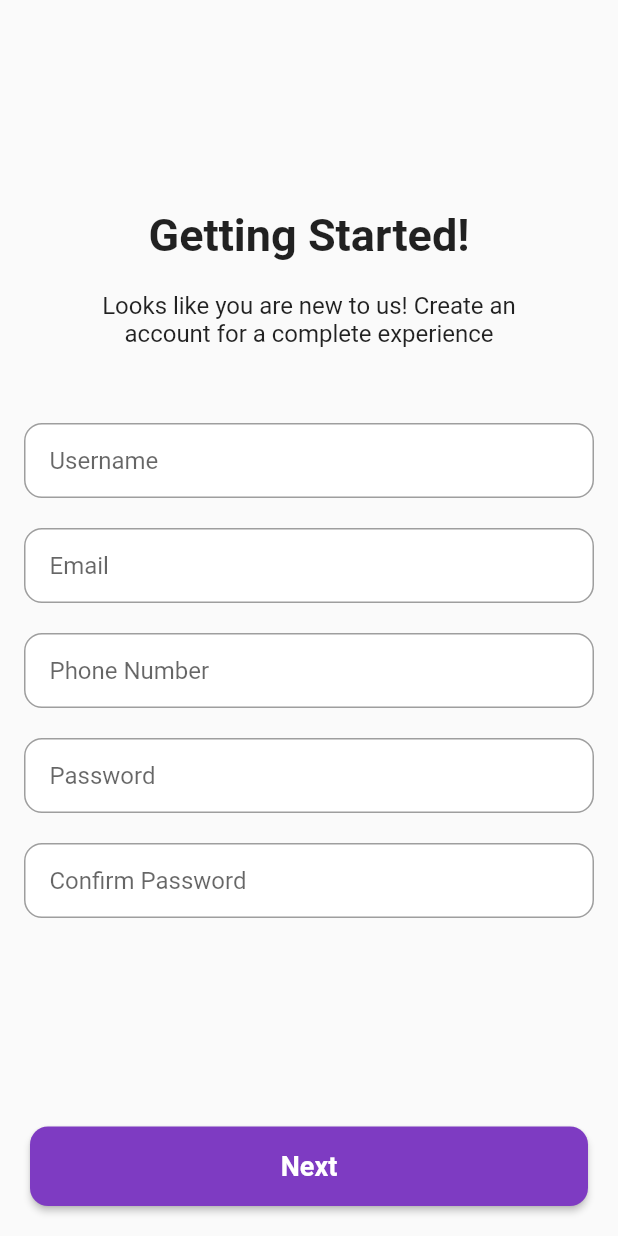
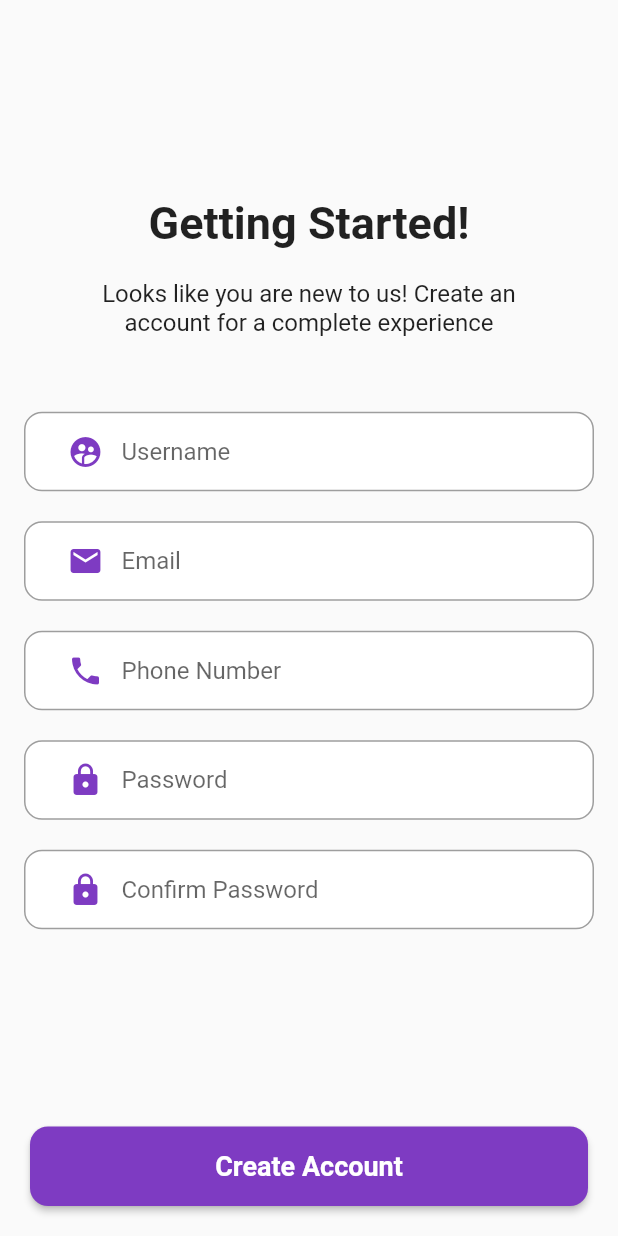
Before and after one commit to Briankurtish/LostandFoundProject, a Flutter app: the CreateAccountScreen screen opened directly, on a phone screen of 412 x 824 dp. Run offline on Flutter 3.47's test engine with Material 2 defaults, Android fonts, the phone set to English and light mode, and no system bars.

```diff
--- a/lost_and_found_app/lib/screens/createAccount.dart
+++ b/lost_and_found_app/lib/screens/createAccount.dart
@@ -41,22 +41,27 @@ class _CreateAccountScreenState extends State<CreateAccountScreen> {
                     SizedBox(height: 50),
                     CustomTextEntry(
                       placeholder: 'Username',
+                      icon: Icons.supervised_user_circle,
                     ),
                     SizedBox(height: 20.0),
                     CustomTextEntry(
                       placeholder: 'Email',
+                      icon: Icons.email,
                     ),
                     SizedBox(height: 20.0),
                     CustomTextEntry(
                       placeholder: 'Phone Number',
+                      icon: Icons.phone,
                     ),
                     SizedBox(height: 20.0),
                     CustomTextEntry(
                       placeholder: 'Password',
+                      icon: Icons.lock,
                     ),
                     SizedBox(height: 20.0),
                     CustomTextEntry(
                       placeholder: 'Confirm Password',
+                      icon: Icons.lock,
                     ),
                   ],
                 ),
@@ -67,7 +72,7 @@ class _CreateAccountScreenState extends State<CreateAccountScreen> {
             padding: EdgeInsets.only(bottom: 20),
             width: double.infinity,
             child: CustomLongButton(
-              text: "Next",
+              text: "Create Account",
               onPressed: () {},
               textColor: Colors.white,
               backgroundColor: Color(0xff7e3bc2),
--- a/lost_and_found_app/lib/widgets/customTextEntry.dart
+++ b/lost_and_found_app/lib/widgets/customTextEntry.dart
@@ -1,11 +1,20 @@
 import 'package:flutter/material.dart';
 
-class CustomTextEntry extends StatelessWidget {
+class CustomTextEntry extends StatefulWidget {
   final String placeholder;
+  final IconData icon;
 
   const CustomTextEntry({
     required this.placeholder,
+    required this.icon,
   });
+
+  @override
+  State<CustomTextEntry> createState() => _CustomTextEntryState();
+}
+
+class _CustomTextEntryState extends State<CustomTextEntry> {
+  bool _isFocused = false;
 
   @override
   Widget build(BuildContext context) {
@@ -14,13 +23,24 @@ class CustomTextEntry extends StatelessWidget {
       decoration: BoxDecoration(
         color: Colors.white,
         borderRadius: BorderRadius.circular(12.0),
-        border: Border.all(color: Colors.grey),
+        border: Border.all(
+          color: Colors.grey,
+        ),
       ),
       padding: EdgeInsets.symmetric(horizontal: 16.0),
       child: TextField(
         decoration: InputDecoration(
-          hintText: placeholder,
+          prefixIcon: Icon(
+            widget.icon,
+            color: Color(0xff7e3bc2),
+          ),
+          hintText: widget.placeholder,
           border: InputBorder.none,
+          focusedBorder: InputBorder.none,
+          enabledBorder: InputBorder.none,
+          errorBorder: InputBorder.none,
+          disabledBorder: InputBorder.none,
+          contentPadding: EdgeInsets.symmetric(vertical: 16.0),
         ),
       ),
     );
```
Also changed, not shown: lost_and_found_app/lib/screens/getStarted_screen.dart (+10 -1 lines), lost_and_found_app/lib/screens/loginScreen.dart (added, +110 -0 lines), lost_and_found_app/lib/screens/splash_screen.dart (+11 -4 lines), lost_and_found_app/lib/screens/forgotPassword.dart (added).
